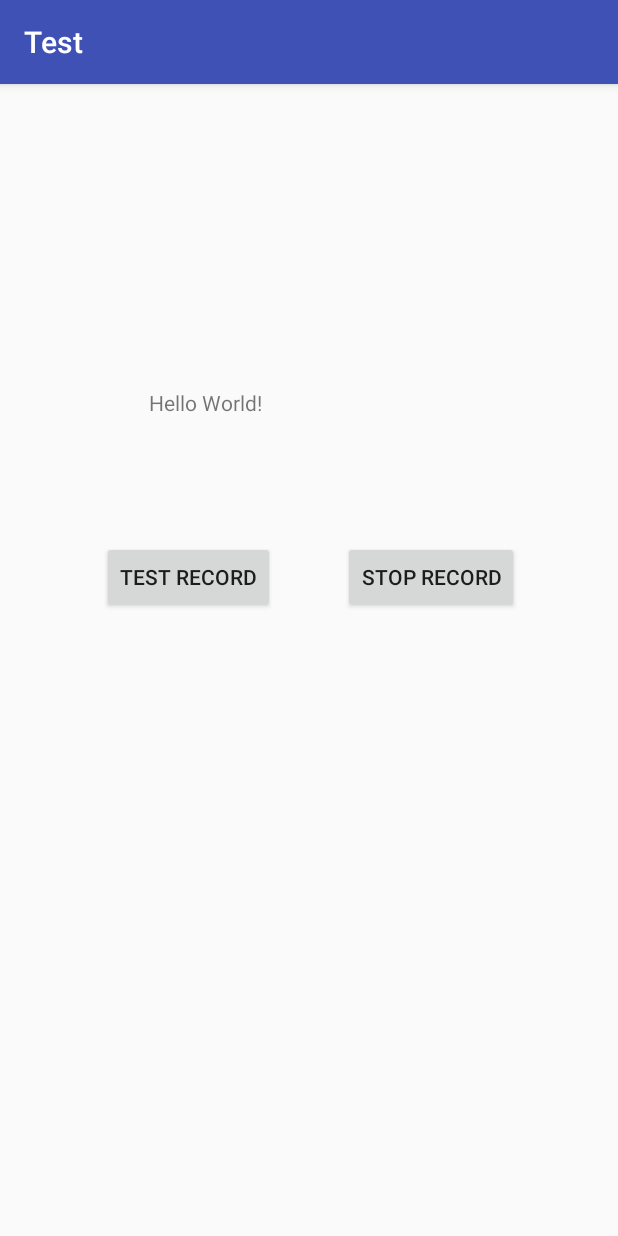
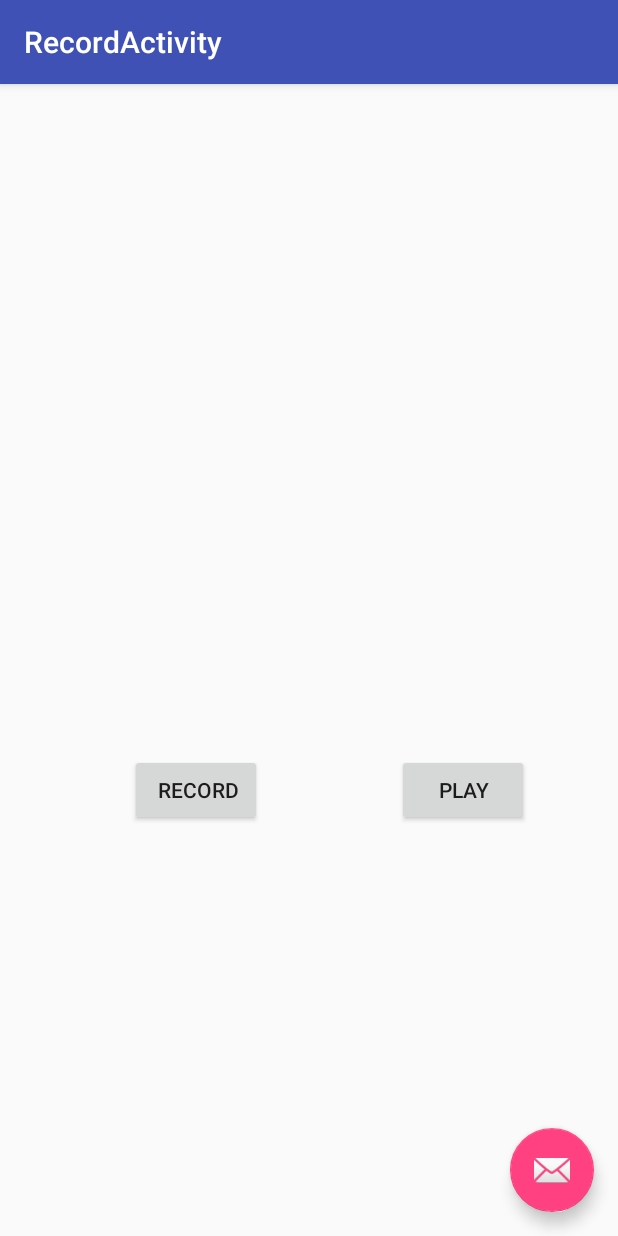
Before and after one commit to wurq/TestRecor, an Android app: the screen it shows after launch (MainActivity before the commit, RecordActivity after it), after a tap on "TEST RECORD", on a phone screen of 412 x 824 dp. Run offline under Robolectric (Android 15) with nearby library versions, the phone set to English and light mode, and no system bars.

Commit message:
test 2： 录音 以及录音播放功能

```diff
--- a/app/build.gradle
+++ b/app/build.gradle
@@ -26,5 +26,6 @@ dependencies {
     })
     compile 'com.android.support:appcompat-v7:25.3.1'
     compile 'com.android.support.constraint:constraint-layout:1.0.0-alpha7'
+    compile 'com.android.support:design:25.3.1'
     testCompile 'junit:junit:4.12'
 }
--- a/app/src/main/AndroidManifest.xml
+++ b/app/src/main/AndroidManifest.xml
@@ -1,6 +1,7 @@
 <?xml version="1.0" encoding="utf-8"?>
 <manifest xmlns:android="http://schemas.android.com/apk/res/android"
     package="com.example.mst.test">
+
     <!-- 录音权限 -->
     <uses-permission android:name="android.permission.RECORD_AUDIO" />
     <!-- 往SDCard写入数据权限 -->
@@ -22,6 +23,10 @@
                 <category android:name="android.intent.category.LAUNCHER" />
             </intent-filter>
         </activity>
+        <activity
+            android:name=".RecordActivity"
+            android:label="@string/title_activity_record"
+            android:theme="@style/AppTheme.NoActionBar"></activity>
     </application>
 
 </manifest>
--- a/app/src/main/java/com/example/mst/test/MainActivity.java
+++ b/app/src/main/java/com/example/mst/test/MainActivity.java
@@ -17,10 +17,11 @@ public class MainActivity extends AppCompatActivity {
         btn.setOnClickListener(new View.OnClickListener() {
             @Override
             public void onClick(View v) {
-                String strPath = Environment.getExternalStoragePublicDirectory(
-                        Environment.DIRECTORY_RINGTONES).getAbsolutePath()+"/audio.m";
-
-                AudioRecordManager.getInstance().startRecord(strPath);
+                RecordActivity.start(MainActivity.this);
+//                String strPath = Environment.getExternalStoragePublicDirectory(
+//                        Environment.DIRECTORY_RINGTONES).getAbsolutePath()+"/audio.m";
+//
+//                AudioRecordManager.getInstance().startRecord(strPath);
             }
         });
 
--- /dev/null
+++ b/app/src/main/java/com/example/mst/test/RecordActivity.java
@@ -0,0 +1,179 @@
+package com.example.mst.test;
+
+import android.content.Context;
+import android.content.Intent;
+import android.media.MediaPlayer;
+import android.media.MediaRecorder;
+import android.os.Bundle;
+import android.os.Environment;
+import android.support.design.widget.FloatingActionButton;
+import android.support.design.widget.Snackbar;
+import android.support.v7.app.AppCompatActivity;
+import android.support.v7.widget.Toolbar;
+import android.util.Log;
+import android.view.View;
+import android.widget.Button;
+
+import java.io.IOException;
+
+public class RecordActivity extends AppCompatActivity {
+    private static final String LOG_TAG = "AudioRecordTest";
+    private static String mFileName = null;
+//    录音按钮
+//    private RecordButton mRecordButton = null;
+    private MediaRecorder mRecorder = null;
+//    回放按钮
+//    private PlayButton   mPlayButton = null;
+    private MediaPlayer mPlayer = null;
+
+    boolean mStartRecording = false;
+    boolean mStartPlaying = false;
+
+
+    //   当录音按钮被click时调用此方法，开始或停止录音
+    private void onRecord(boolean start) {
+         if (mStartRecording) {
+            startRecording();
+             mStartRecording = true;
+
+        } else {
+            stopRecording();
+             mStartRecording = false;
+        }
+    }
+
+//    当播放按钮被click时调用此方法，开始或停止播放
+    private void onPlay(boolean start) {
+        if (start) {
+            startPlaying();
+        } else {
+            stopPlaying();
+        }
+    }
+
+    private void startPlaying() {
+        mPlayer = new MediaPlayer();
+        try {
+//            设置要播放的文件
+            mPlayer.setDataSource(mFileName);
+            mPlayer.prepare();
+
+            mPlayer.start();
+        } catch (IOException e) {
+            Log.e(LOG_TAG, "prepare() failed");
+        }
+    }
+
+    //停止播放
+    private void stopPlaying() {
+        mPlayer.release();
+        mPlayer = null;
+    }
+
+    private void startRecording() {
+        mRecorder = new MediaRecorder();
+        //设置音源为Micphone
+        mRecorder.setAudioSource(MediaRecorder.AudioSource.MIC);
+        //设置封装格式
+        mRecorder.setOutputFormat(MediaRecorder.OutputFormat.THREE_GPP);
+        mRecorder.setOutputFile(mFileName);
+        //设置编码格式
+        mRecorder.setAudioEncoder(MediaRecorder.AudioEncoder.AMR_NB);
+
+        try {
+            mRecorder.prepare();
+        } catch (IOException e) {
+            Log.e(LOG_TAG, "prepare() failed");
+        }
+
+        mRecorder.start();
+    }
+
+    private void stopRecording() {
+        mRecorder.stop();
+        mRecorder.release();
+        mRecorder = null;
+    }
+
+
+    public void AudioRecordTest() {
+        mFileName = Environment.getExternalStorageDirectory().getAbsolutePath();
+        mFileName += "/audiorecordtest.3gp";
+    }
+
+    public static void start(Context context)  {
+        Intent intent = new  Intent(context, RecordActivity.class);
+        context.startActivity(intent);
+    }
+
+
+    @Override
+    public void onPause() {
+        super.onPause();
+        //Activity暂停时释放录音和播放对象
+        if (mRecorder != null) {
+            mRecorder.release();
+            mRecorder = null;
+        }
+
+        if (mPlayer != null) {
+            mPlayer.release();
+            mPlayer = null;
+        }
+    }
+    @Override
+    protected void onCreate(Bundle savedInstanceState) {
+        super.onCreate(savedInstanceState);
+        setContentView(R.layout.activity_record);
+        Toolbar toolbar = (Toolbar) findViewById(R.id.toolbar);
+        setSupportActionBar(toolbar);
+
+        FloatingActionButton fab = (FloatingActionButton) findViewById(R.id.fab);
+        fab.setOnClickListener(new View.OnClickListener() {
+            @Override
+            public void onClick(View view) {
+                Snackbar.make(view, "Replace with your own action", Snackbar.LENGTH_LONG)
+                        .setAction("Action", null).show();
+            }
+        });
+
+        AudioRecordTest();
+
+        final Button recordButton = (Button)findViewById(R.id.record);
+        recordButton.setOnClickListener(new View.OnClickListener() {
+            @Override
+            public void onClick(View v) {
+                if (mStartRecording == false) {
+                    startRecording();
+                    mStartRecording = true;
+                    recordButton.setText("stop record");
+                } else {
+                    stopRecording();
+                    mStartRecording = false;
+                    recordButton.setText("start record");
+                }
+            }
+        });
+
+        final Button playButton = (Button)findViewById(R.id.play);
+        playButton.setOnClickListener(new View.OnClickListener() {
+            @Override
+            public void onClick(View v) {
+                if (mStartPlaying == false) {
+                    startPlaying();
+                    mStartPlaying = true;
+                    playButton.setText("stop playing");
+                } else {
+                    stopPlaying();
+                    mStartPlaying = false;
+                    playButton.setText("start playing");
+                }
+            }
+        });
+
+    }
+
+
+
+
+}
--- /dev/null
+++ b/app/src/main/res/layout/activity_record.xml
@@ -0,0 +1,35 @@
+<?xml version="1.0" encoding="utf-8"?>
+<android.support.design.widget.CoordinatorLayout xmlns:android="http://schemas.android.com/apk/res/android"
+    xmlns:app="http://schemas.android.com/apk/res-auto"
+    xmlns:tools="http://schemas.android.com/tools"
+    android:layout_width="match_parent"
+    android:layout_height="match_parent"
+    tools:context="com.example.mst.test.RecordActivity">
+
+    <android.support.design.widget.AppBarLayout
+        android:layout_width="match_parent"
+        android:layout_height="wrap_content"
+        android:theme="@style/AppTheme.AppBarOverlay">
+
+        <android.support.v7.widget.Toolbar
+            android:id="@+id/toolbar"
+            android:layout_width="match_parent"
+            android:layout_height="?attr/actionBarSize"
+            android:background="?attr/colorPrimary"
+            app:popupTheme="@style/AppTheme.PopupOverlay" />
+
+    </android.support.design.widget.AppBarLayout>
+
+
+
+    <include layout="@layout/content_record" />
+
+    <android.support.design.widget.FloatingActionButton
+        android:id="@+id/fab"
+        android:layout_width="wrap_content"
+        android:layout_height="wrap_content"
+        android:layout_gravity="bottom|end"
+        android:layout_margin="@dimen/fab_margin"
+        app:srcCompat="@android:drawable/ic_dialog_email" />
+
+</android.support.design.widget.CoordinatorLayout>
--- /dev/null
+++ b/app/src/main/res/layout/content_record.xml
@@ -0,0 +1,33 @@
+<?xml version="1.0" encoding="utf-8"?>
+<android.support.constraint.ConstraintLayout xmlns:android="http://schemas.android.com/apk/res/android"
+    xmlns:app="http://schemas.android.com/apk/res-auto"
+    xmlns:tools="http://schemas.android.com/tools"
+    android:layout_width="match_parent"
+    android:layout_height="match_parent"
+    app:layout_behavior="@string/appbar_scrolling_view_behavior"
+    tools:context="com.example.mst.test.RecordActivity"
+    tools:showIn="@layout/activity_record">
+    <Button
+        android:layout_width="wrap_content"
+        android:layout_height="wrap_content"
+        android:text=" record"
+        android:id="@+id/record"
+        app:layout_constraintBottom_toBottomOf="parent"
+        app:layout_constraintLeft_toLeftOf="parent"
+        app:layout_constraintRight_toRightOf="parent"
+        app:layout_constraintTop_toTopOf="parent"
+        app:layout_constraintHorizontal_bias="0.268"
+        app:layout_constraintVertical_bias="0.62"/>
+
+    <Button
+        android:layout_width="wrap_content"
+        android:layout_height="wrap_content"
+        android:text="play"
+        android:id="@+id/play"
+        app:layout_constraintBottom_toBottomOf="parent"
+        app:layout_constraintLeft_toLeftOf="parent"
+        app:layout_constraintRight_toRightOf="parent"
+        app:layout_constraintTop_toTopOf="parent"
+        app:layout_constraintHorizontal_bias="0.817"
+        app:layout_constraintVertical_bias="0.62"/>
+</android.support.constraint.ConstraintLayout>
--- /dev/null
+++ b/app/src/main/res/values/dimens.xml
@@ -0,0 +1,3 @@
+<resources>
+    <dimen name="fab_margin">16dp</dimen>
+</resources>
--- a/app/src/main/res/values/strings.xml
+++ b/app/src/main/res/values/strings.xml
@@ -1,3 +1,4 @@
 <resources>
     <string name="app_name">Test</string>
+    <string name="title_activity_record">RecordActivity</string>
 </resources>
--- a/app/src/main/res/values/styles.xml
+++ b/app/src/main/res/values/styles.xml
@@ -8,4 +8,13 @@
         <item name="colorAccent">@color/colorAccent</item>
     </style>
 
+    <style name="AppTheme.NoActionBar">
+        <item name="windowActionBar">false</item>
+        <item name="windowNoTitle">true</item>
+    </style>
+
+    <style name="AppTheme.AppBarOverlay" parent="ThemeOverlay.AppCompat.Dark.ActionBar" />
+
+    <style name="AppTheme.PopupOverlay" parent="ThemeOverlay.AppCompat.Light" />
+
 </resources>
```
